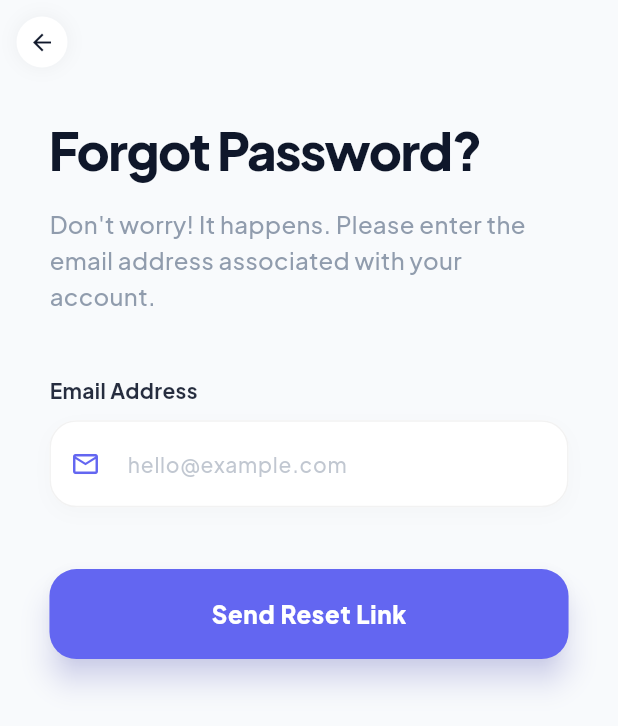
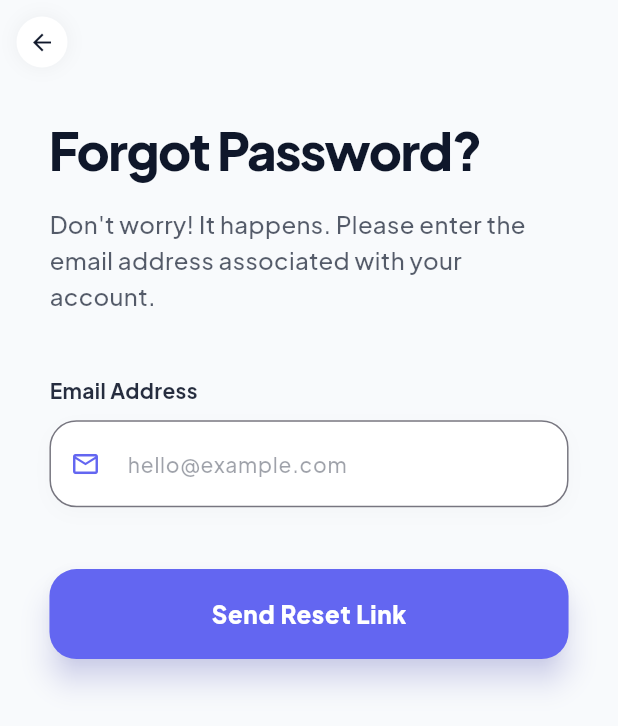
Before and after one commit to Avinash174/Do-Now-, a Flutter app: the screen it shows after launch, after a tap on "Next", after a tap on "Skip", after a tap on "Forgot Password?", on a phone screen of 412 x 824 dp. Shown: the top 726 px of the screen. Run offline on Flutter 3.47's test engine with Material 3 defaults, Android fonts, the phone set to English and light mode, and no system bars; drawn by our look-alikes of flutter_animate; our stand-ins replace awesome_snackbar_content, firebase_auth, firebase_core, firebase_database, firebase_messaging, firebase_storage and 9 more; accounts and stored records are empty.

Commit message:
feat: Integrate theme-aware UI components and display user profile images across multiple views."

```diff
--- a/lib/view/forget_password_view.dart
+++ b/lib/view/forget_password_view.dart
@@ -59,7 +59,7 @@ class _ForgetPasswordViewState extends ConsumerState<ForgetPasswordView> {
     final isSmallScreen = size.width < 360;
 
     return Scaffold(
-      backgroundColor: AppColors.background,
+      backgroundColor: Theme.of(context).scaffoldBackgroundColor,
       appBar: AppBar(
         backgroundColor: Colors.transparent,
         elevation: 0,
@@ -70,11 +70,13 @@ class _ForgetPasswordViewState extends ConsumerState<ForgetPasswordView> {
           icon: Container(
             padding: const EdgeInsets.all(8),
             decoration: BoxDecoration(
-              color: AppColors.white,
+              color: Theme.of(context).cardColor,
               shape: BoxShape.circle,
               boxShadow: [
                 BoxShadow(
-                  color: AppColors.black.withValues(alpha: 0.05),
+                  color: Theme.of(context).brightness == Brightness.dark
+                      ? Colors.black.withValues(alpha: 0.2)
+                      : Colors.black.withValues(alpha: 0.05),
                   blurRadius: 10,
                 ),
               ],
@@ -83,7 +85,7 @@ class _ForgetPasswordViewState extends ConsumerState<ForgetPasswordView> {
               Theme.of(context).platform == TargetPlatform.iOS
                   ? Icons.arrow_back_ios_new
                   : Icons.arrow_back,
-              color: AppColors.textDark,
+              color: Theme.of(context).textTheme.bodyLarge?.color,
               size: 18,
             ),
           ),
@@ -103,7 +105,7 @@ class _ForgetPasswordViewState extends ConsumerState<ForgetPasswordView> {
                 style: GoogleFonts.plusJakartaSans(
                   fontSize: isSmallScreen ? 28 : 34,
                   fontWeight: FontWeight.w800,
-                  color: AppColors.textDark,
+                  color: Theme.of(context).textTheme.headlineLarge?.color,
                   letterSpacing: -1,
                 ),
               ).animate().fadeIn(duration: 400.ms).slideY(begin: 0.2, end: 0),
@@ -112,7 +114,9 @@ class _ForgetPasswordViewState extends ConsumerState<ForgetPasswordView> {
                     'Don\'t worry! It happens. Please enter the email address associated with your account.',
                     style: GoogleFonts.plusJakartaSans(
                       fontSize: isSmallScreen ? 14 : 16,
-                      color: AppColors.textLight.withValues(alpha: 0.7),
+                      color: Theme.of(
+                        context,
+                      ).textTheme.bodySmall?.color?.withValues(alpha: 0.7),
                       fontWeight: FontWeight.w500,
                       height: 1.5,
                     ),
@@ -186,17 +190,21 @@ class _ForgetPasswordViewState extends ConsumerState<ForgetPasswordView> {
           style: GoogleFonts.plusJakartaSans(
             fontSize: isSmallScreen ? 13 : 14,
             fontWeight: FontWeight.w700,
-            color: AppColors.textDark.withValues(alpha: 0.9),
+            color: Theme.of(
+              context,
+            ).textTheme.bodyLarge?.color?.withValues(alpha: 0.9),
           ),
         ),
         const SizedBox(height: 10),
         Container(
           decoration: BoxDecoration(
-            color: AppColors.white,
+            color: Theme.of(context).cardColor,
             borderRadius: BorderRadius.circular(18),
             boxShadow: [
               BoxShadow(
-                color: AppColors.black.withValues(alpha: 0.02),
+                color: Theme.of(context).brightness == Brightness.dark
+                    ? Colors.black.withValues(alpha: 0.2)
+                    : Colors.black.withValues(alpha: 0.02),
                 blurRadius: 10,
                 offset: const Offset(0, 4),
               ),
@@ -208,23 +216,23 @@ class _ForgetPasswordViewState extends ConsumerState<ForgetPasswordView> {
             style: GoogleFonts.plusJakartaSans(
               fontSize: isSmallScreen ? 14 : 15,
               fontWeight: FontWeight.w600,
-              color: AppColors.textDark,
+              color: Theme.of(context).textTheme.bodyLarge?.color,
             ),
             decoration: InputDecoration(
               hintText: hint,
               hintStyle: GoogleFonts.plusJakartaSans(
-                color: AppColors.textLight.withValues(alpha: 0.4),
+                color: Theme.of(
+                  context,
+                ).textTheme.bodySmall?.color?.withValues(alpha: 0.4),
                 fontSize: 14,
                 fontWeight: FontWeight.w500,
               ),
               prefixIcon: Icon(icon, color: AppColors.primaryBlue, size: 20),
               filled: true,
-              fillColor: AppColors.white,
+              fillColor: Theme.of(context).cardColor,
               enabledBorder: OutlineInputBorder(
                 borderRadius: BorderRadius.circular(18),
-                borderSide: BorderSide(
-                  color: AppColors.black.withValues(alpha: 0.05),
-                ),
+                borderSide: BorderSide(color: Theme.of(context).dividerColor),
               ),
               focusedBorder: OutlineInputBorder(
                 borderRadius: BorderRadius.circular(18),
--- a/lib/view/login_view.dart
+++ b/lib/view/login_view.dart
@@ -220,7 +220,9 @@ class _LoginViewState extends ConsumerState<LoginView> {
             borderRadius: BorderRadius.circular(18),
             boxShadow: [
               BoxShadow(
-                color: AppColors.black.withValues(alpha: 0.02),
+                color: Theme.of(context).brightness == Brightness.dark
+                    ? Colors.black.withValues(alpha: 0.2)
+                    : Colors.black.withValues(alpha: 0.02),
                 blurRadius: 10,
                 offset: const Offset(0, 4),
               ),
@@ -341,19 +343,21 @@ class _LoginViewState extends ConsumerState<LoginView> {
   Widget _buildDivider(bool isSmallScreen) {
     return Row(
       children: [
-        Expanded(child: Divider(color: AppColors.black.withValues(alpha: 0.1))),
+        Expanded(child: Divider(color: Theme.of(context).dividerColor)),
         Padding(
           padding: const EdgeInsets.symmetric(horizontal: 16),
           child: Text(
             'Or continue with',
             style: GoogleFonts.plusJakartaSans(
               fontSize: isSmallScreen ? 12 : 13,
-              color: AppColors.textLight.withValues(alpha: 0.6),
+              color: Theme.of(
+                context,
+              ).textTheme.bodySmall?.color?.withValues(alpha: 0.6),
               fontWeight: FontWeight.w600,
             ),
           ),
         ),
-        Expanded(child: Divider(color: AppColors.black.withValues(alpha: 0.1))),
+        Expanded(child: Divider(color: Theme.of(context).dividerColor)),
       ],
     ).animate().fadeIn(delay: 700.ms);
   }
```
Also changed, not shown: lib/view/edit_profile_view.dart (+33 -7 lines), lib/view/home_view.dart (+14 -4 lines), lib/view/signup_view.dart (+11 -5 lines).
